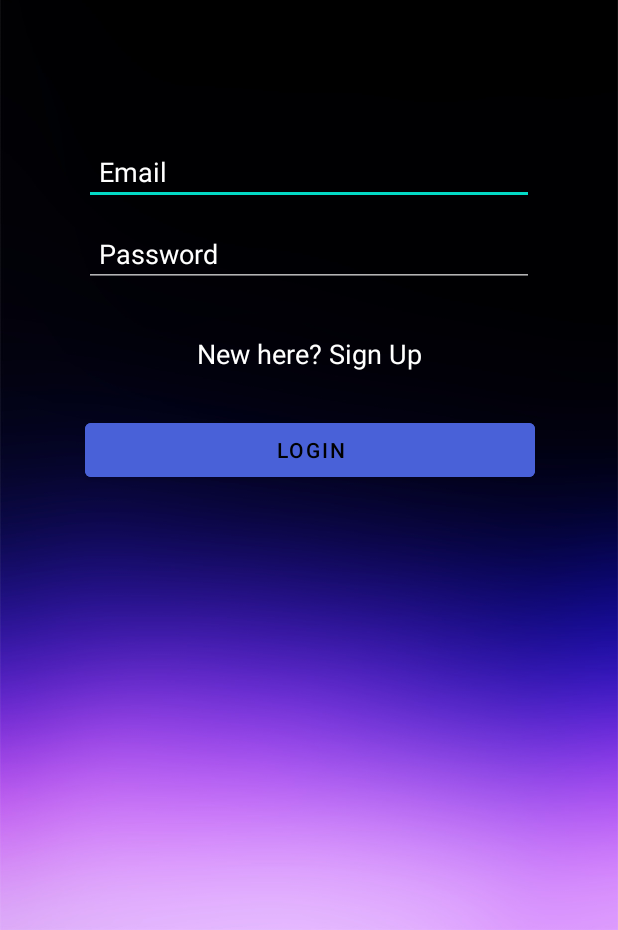
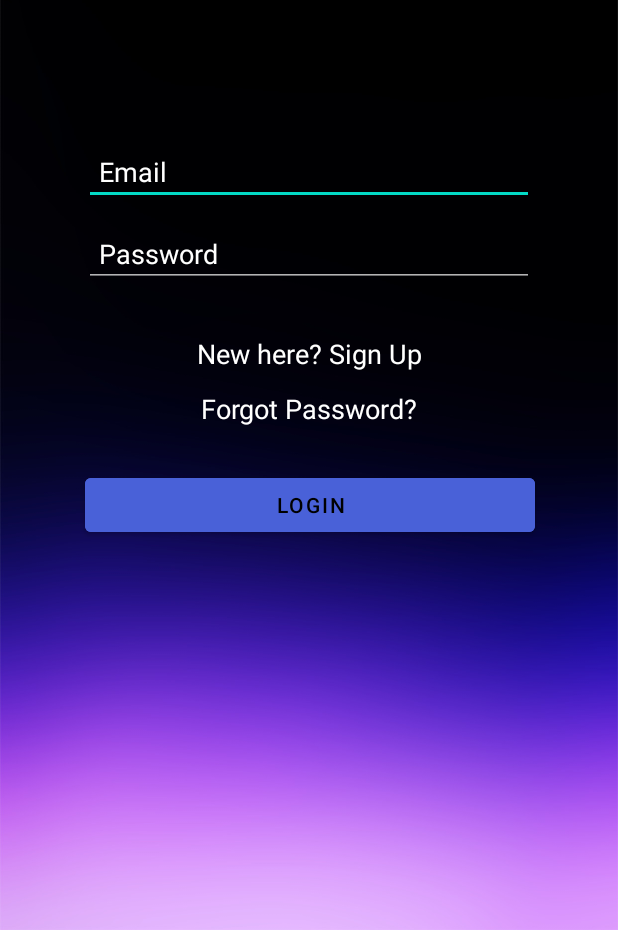
Before and after one commit to Dark-Knight11/MovieApp, an Android app: the screen it shows after launch (SignIn), on a phone screen of 412 x 824 dp, the part 306-1236 px from its top. Run offline under Robolectric (Android 15) with nearby library versions, the light colour scheme and no system bars; our stand-ins replace Firebase (no records; nobody signed in at launch, a user with empty details on screens opened directly); Roboto replaces fonts that are not available here.

Commit message:
adding forgot password functionality,

```diff
--- a/app/src/main/AndroidManifest.xml
+++ b/app/src/main/AndroidManifest.xml
@@ -13,7 +13,8 @@
         android:supportsRtl="true"
         android:theme="@style/Theme.MaterialComponents.NoActionBar"
         tools:ignore="AllowBackup">
-        <activity android:name=".Movies"/>
+        <activity android:name=".ForgotPassword"></activity>
+        <activity android:name=".Movies" />
         <activity android:name=".SignUp" />
         <activity android:name=".MainActivity" />
         <activity android:name=".SignIn">
--- a/app/src/main/java/com/sies/movierecomendations/SignIn.java
+++ b/app/src/main/java/com/sies/movierecomendations/SignIn.java
@@ -2,6 +2,7 @@ package com.sies.movierecomendations;
 
 import android.content.Intent;
 import android.os.Bundle;
+import android.os.Handler;
 import android.text.TextUtils;
 import android.util.Log;
 import android.view.View;
@@ -17,16 +18,22 @@ import com.google.firebase.auth.FirebaseAuth;
 import com.google.firebase.auth.FirebaseUser;
 
 import java.util.Objects;
+import java.util.regex.Matcher;
+import java.util.regex.Pattern;
 
 public class SignIn extends AppCompatActivity {
 
     EditText email,pass;
-    TextView signup;
+    TextView signup, forgot;
     Button login;
     ProgressBar pgbar;
     private FirebaseAuth mAuth;
-    private FirebaseUser user;
     private String emailId, password;
+    private final Handler mHandler = new Handler();
+
+    // Email validation regex pattern
+    private final String regex = "^[a-zA-Z0-9_!#$%&'*+/=?`{|}~^.-]+@[a-zA-Z0-9.-]+$";
+    private final Pattern pattern = Pattern.compile(regex);
 
     @Override
     protected void onCreate(Bundle savedInstanceState) {
@@ -34,7 +41,7 @@ public class SignIn extends AppCompatActivity {
         setContentView(R.layout.activity_sign_in);
 
         mAuth = FirebaseAuth.getInstance();
-        user = mAuth.getCurrentUser();
+        FirebaseUser user = mAuth.getCurrentUser();
 
         if (user != null && user.isEmailVerified()) {
             Toast.makeText(SignIn.this, "You are logged In", Toast.LENGTH_SHORT).show();
@@ -45,6 +52,7 @@ public class SignIn extends AppCompatActivity {
             email = findViewById(R.id.email);
             pass = findViewById(R.id.password);
             signup = findViewById(R.id.signup);
+            forgot = findViewById(R.id.forgotPassword);
             login = findViewById(R.id.login);
             pgbar = findViewById(R.id.progressBar);
 
@@ -53,22 +61,41 @@ public class SignIn extends AppCompatActivity {
                 finish();
             });
 
+            forgot.setOnClickListener(v -> {
+                startActivity(new Intent(SignIn.this, ForgotPassword.class));
+                finish();
+            });
+
             login.setOnClickListener(v -> {
                 emailId = email.getText().toString().trim();
                 password = pass.getText().toString().trim();
 
+                Matcher matcher = pattern.matcher(emailId);
+
+                // checks if email field is empty
                 if (TextUtils.isEmpty(emailId)) {
                     email.setError("Email Required");
                     email.requestFocus();
                     return;
                 }
+
+                // checks if valid email is entered
+                if (!matcher.matches()) {
+                    email.setError("Please enter valid email");
+                    email.requestFocus();
+                    return;
+                }
+
+                // checks if password field is empty
                 if (TextUtils.isEmpty(password)) {
                     pass.setError("Password Required");
                     pass.requestFocus();
                     return;
                 }
+
+                // checks if password length is greater than 8
                 if (password.length() < 8) {
-                    pass.setError("Password should be of atleast 8 characters");
+                    pass.setError("Password should be of at least 8 characters");
                     pass.requestFocus();
                     return;
                 }
@@ -89,11 +116,17 @@ public class SignIn extends AppCompatActivity {
                     else
                         Toast.makeText(SignIn.this, "Please verify your Email",Toast.LENGTH_SHORT).show();
                 }
+
                 else {
-                    Log.w("TAG", "createUserWithEmail:failure", task.getException());
-                    Toast.makeText(SignIn.this, "Authentication failed.",Toast.LENGTH_SHORT).show();
+                    Log.w("TAG", "signInUserWithEmail:failure", task.getException());
+                    if (Objects.requireNonNull(task.getException()).toString().contains("The password is invalid"))
+                        Toast.makeText(SignIn.this, "Wrong Password",Toast.LENGTH_SHORT).show();
+                    else if (Objects.requireNonNull(task.getException()).toString().contains("There is no user record corresponding to this identifier")) {
+                        Toast.makeText(SignIn.this, "User does not exist. Please create new account", Toast.LENGTH_SHORT).show();
+                    }
+
                 }
-            pgbar.setVisibility(View.GONE);
+                pgbar.setVisibility(View.GONE);
         });
     }
 }
--- a/app/src/main/res/layout/activity_sign_in.xml
+++ b/app/src/main/res/layout/activity_sign_in.xml
@@ -82,6 +82,18 @@
         app:layout_constraintStart_toStartOf="parent"
         app:layout_constraintTop_toBottomOf="@id/password" />
 
+    <TextView
+        android:id="@+id/forgotPassword"
+        android:layout_width="wrap_content"
+        android:layout_height="wrap_content"
+        android:layout_marginTop="12dp"
+        android:text="@string/forgot_password"
+        android:textColor="@color/white"
+        android:textSize="18sp"
+        app:layout_constraintEnd_toEndOf="parent"
+        app:layout_constraintStart_toStartOf="parent"
+        app:layout_constraintTop_toBottomOf="@id/signup" />
+
     <Button
         android:id="@+id/login"
         android:layout_width="300dp"
@@ -92,7 +104,7 @@
         app:layout_constraintEnd_toEndOf="parent"
         app:layout_constraintHorizontal_bias="0.504"
         app:layout_constraintStart_toStartOf="parent"
-        app:layout_constraintTop_toBottomOf="@id/signup"
+        app:layout_constraintTop_toBottomOf="@id/forgotPassword"
         tools:ignore="UnusedAttribute" />
 
     <ProgressBar
--- a/app/src/main/res/values/strings.xml
+++ b/app/src/main/res/values/strings.xml
@@ -13,4 +13,7 @@
     <string name="name">Name</string>
     <string name="password">Password</string>
     <string name="logout">Logout</string>
+    <string name="reset_password">Reset Password</string>
+    <string name="forgot_password">Forgot Password?</string>
+    <string name="sign_in">Sign In</string>
 </resources>
```
Also changed, not shown: app/src/main/java/com/sies/movierecomendations/ForgotPassword.java (added, +60 -0 lines), app/src/main/java/com/sies/movierecomendations/SignUp.java (+11 -2 lines), app/src/main/res/layout/activity_forgot_password.xml (added, +67 -0 lines).
